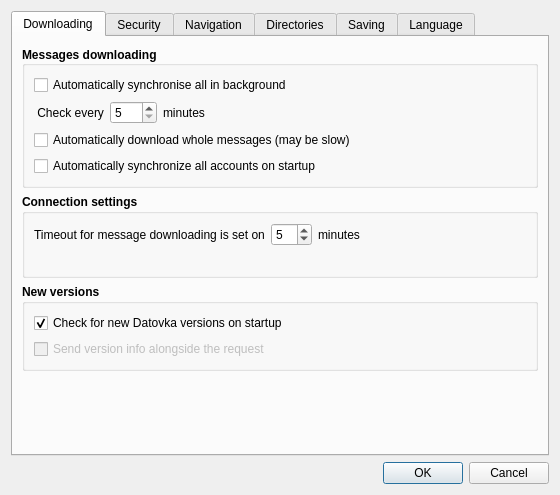
The window that src/gui/ui/dlg_preferences.ui (psakar/datovka) describes before a commit, drawn with Qt 5.
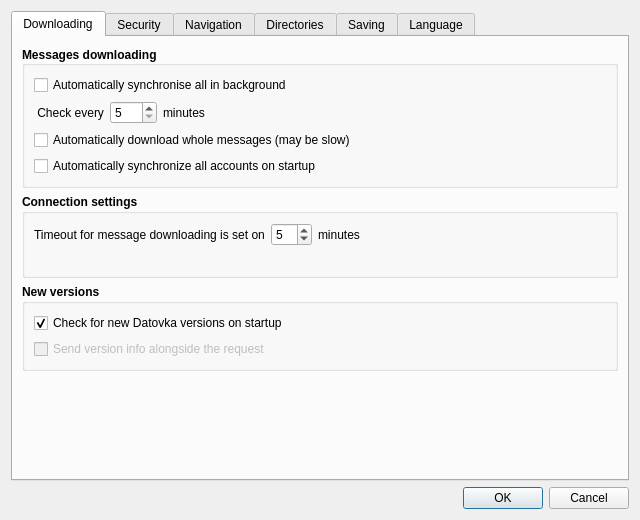
The same window after the commit. Icons and pictures are not drawn.

Commit message: Resize preferences dialog - set minimum dimensions

Diff of the .ui file:
```diff
--- a/src/gui/ui/dlg_preferences.ui
+++ b/src/gui/ui/dlg_preferences.ui
@@ -6,14 +6,14 @@
    <rect>
     <x>0</x>
     <y>0</y>
-    <width>560</width>
-    <height>495</height>
+    <width>640</width>
+    <height>520</height>
    </rect>
   </property>
   <property name="minimumSize">
    <size>
-    <width>560</width>
-    <height>440</height>
+    <width>640</width>
+    <height>520</height>
    </size>
   </property>
   <property name="windowTitle">
```
